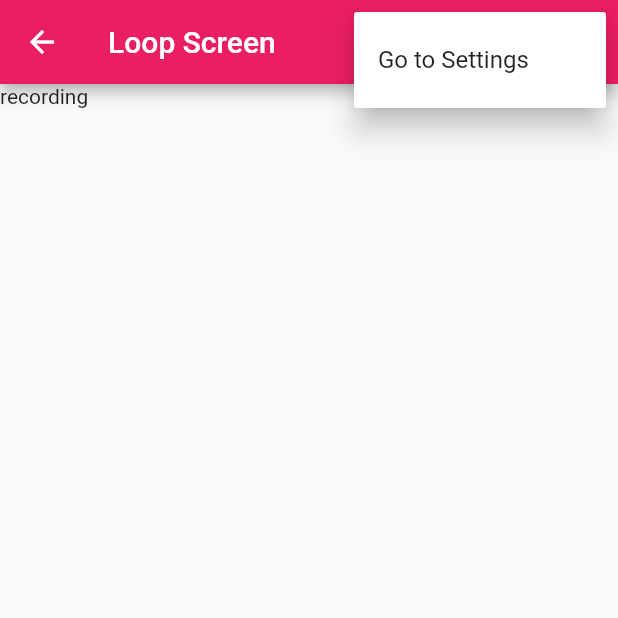
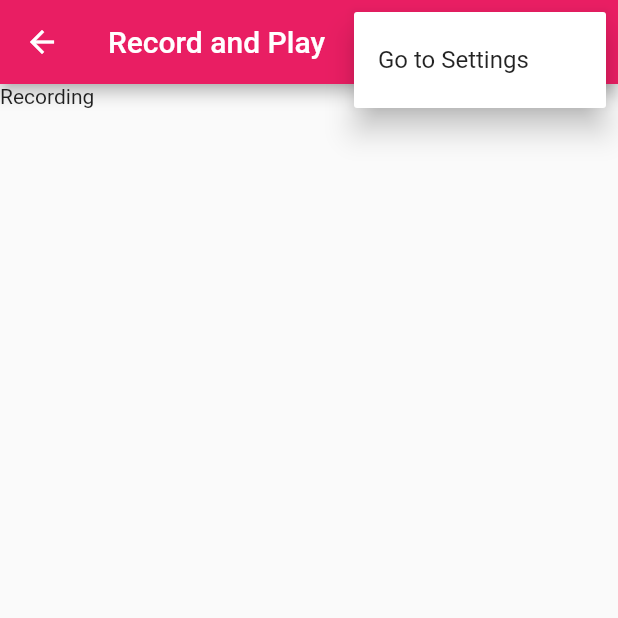
Before and after one commit to yoyoyoju/loop_record, a Flutter app: the LoopScreen screen opened by its route, after a tap on the "more vert" icon, on a phone screen of 412 x 824 dp, the top half of it. Run offline on Flutter 3.47's test engine with Material 2 defaults, Android fonts, the phone set to English and light mode, and no system bars; our stand-ins replace shared_preferences; missing offline and left inert: key_value_store, key_value_store_flutter; accounts and stored records are empty.

Commit message:
Add tabs to the loop screen

```diff
--- a/loop_record_app/lib/screens/loop_screen.dart
+++ b/loop_record_app/lib/screens/loop_screen.dart
@@ -2,6 +2,8 @@ import 'package:flutter/material.dart';
 import 'package:loop_record_app_core/loop_record_app_core.dart';
 import 'package:loop_record_app/models/enums.dart';
 import 'package:loop_record_app/widgets/extra_actions_button.dart';
+import 'package:loop_record_app/widgets/recording_tab.dart';
+import 'package:loop_record_app/widgets/playing_tab.dart';
 
 class LoopScreen extends StatefulWidget {
   LoopScreen() : super(key: LoopRecordKeys.loopScreen);
@@ -13,9 +15,11 @@ class LoopScreen extends StatefulWidget {
 class _LoopScreenState extends State<LoopScreen> {
   LoopTab activeTab = LoopTab.recording;
 
-  void _updateTab(LoopTab tab) {
+  void updateTab(LoopTab currentTab) {
+    final nextTab =
+        currentTab == LoopTab.recording ? LoopTab.playing : LoopTab.recording;
     setState(() {
-      activeTab = tab;
+      activeTab = nextTab;
     });
   }
 
@@ -23,7 +27,7 @@ class _LoopScreenState extends State<LoopScreen> {
   Widget build(BuildContext context) {
     return Scaffold(
       appBar: AppBar(
-        title: Text('Loop Screen'), //TODO use localization
+        title: Text('Record and Play'), //TODO use localization
         actions: [
           ExtraActionsButton(
             onSelected: (action) {
@@ -34,8 +38,9 @@ class _LoopScreenState extends State<LoopScreen> {
           ),
         ],
       ),
-      body:
-          activeTab == LoopTab.recording ? Text("recording") : Text("playing"),
+      body: activeTab == LoopTab.recording
+          ? RecordingTab(updateTab: updateTab)
+          : PlayingTab(updateTab: updateTab),
     );
   }
 
--- /dev/null
+++ b/loop_record_app/lib/widgets/recording_tab.dart
@@ -0,0 +1,27 @@
+import 'package:flutter/material.dart';
+import 'package:loop_record_app/models/enums.dart';
+
+class RecordingTab extends StatefulWidget {
+  final updateTab;
+
+  RecordingTab({@required this.updateTab});
+
+  @override
+  _RecordingTabState createState() => _RecordingTabState();
+}
+
+class _RecordingTabState extends State<RecordingTab> {
+  final _currentTab = LoopTab.recording;
+
+  @override
+  Widget build(BuildContext context) {
+    return Stack(
+      children: <Widget>[
+        Text("Recording"),
+        GestureDetector(
+          onTap: () => widget.updateTab(_currentTab),
+        ),
+      ],
+    );
+  }
+}
```
Also changed, not shown: loop_record_app/lib/widgets/playing_tab.dart (added, +27 -0 lines).
